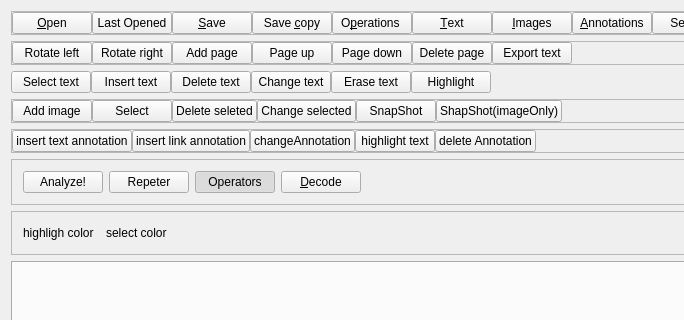
This is pdfgui.ui in caronnee/pdfeditor as Qt 5 draws it before an edit; both pictures show x 0 to 684 and y 0 to 320 of the 878 by 646 pixel window. The edited form follows.
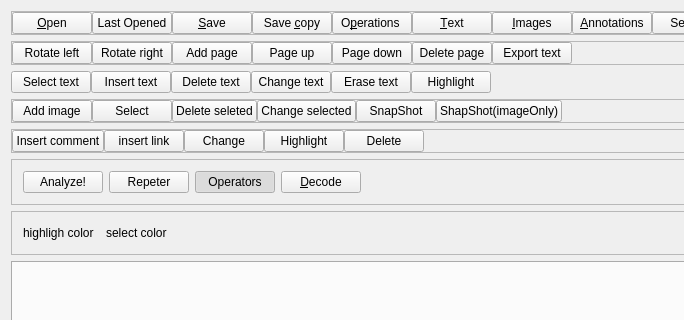
This is the edited form. Icons and pictures are not drawn. Custom widgets are drawn as their Qt base class.

```diff
--- a/pdfgui.ui
+++ b/pdfgui.ui
@@ -812,7 +812,7 @@
        <item>
         <widget class="QPushButton" name="insertAnotation">
          <property name="text">
-          <string>insert text annotation</string>
+          <string>Insert comment</string>
          </property>
          <property name="iconSize">
           <size>
@@ -831,7 +831,7 @@
        <item>
         <widget class="QPushButton" name="linkAnnotation">
          <property name="text">
-          <string>insert link annotation</string>
+          <string>insert link</string>
          </property>
          <property name="checkable">
           <bool>true</bool>
@@ -844,7 +844,7 @@
        <item>
         <widget class="QPushButton" name="changeAnnotationButton">
          <property name="text">
-          <string>changeAnnotation</string>
+          <string>Change</string>
          </property>
          <property name="checkable">
           <bool>true</bool>
@@ -857,7 +857,7 @@
        <item>
         <widget class="QPushButton" name="highlightButton_2">
          <property name="text">
-          <string>highlight text</string>
+          <string>Highlight</string>
          </property>
          <attribute name="buttonGroup">
           <string>subgroups</string>
@@ -867,7 +867,7 @@
        <item>
         <widget class="QPushButton" name="delAnnotation">
          <property name="text">
-          <string>delete Annotation</string>
+          <string>Delete</string>
          </property>
          <property name="checkable">
           <bool>true</bool>
```
Left out of the diff: 2 changed lines with no effect on the pictures.
